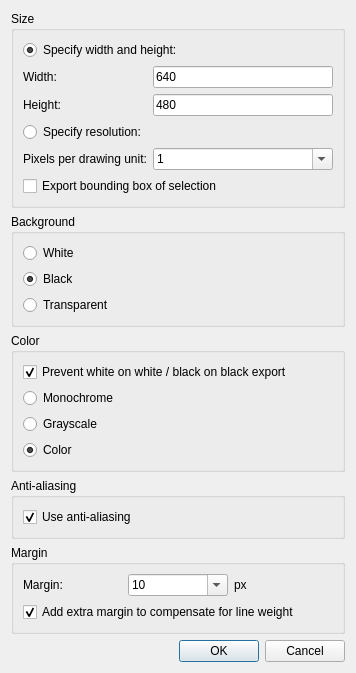
Qt form scripts/File/BitmapExport/BitmapExportDialog.ui (qcad/qcad) before a commit.
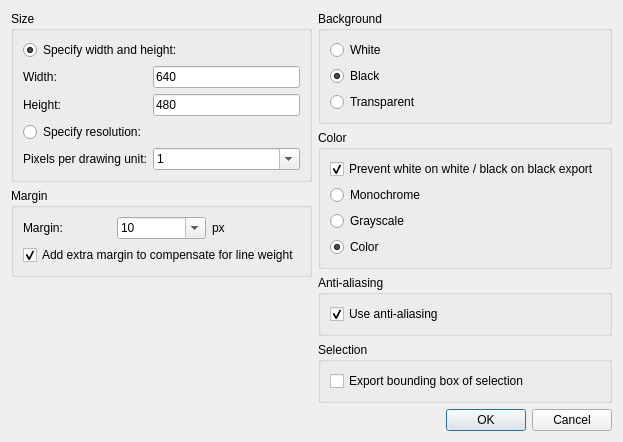
The same form after that commit. Custom widgets are drawn as their Qt base class.

Commit message: rearrange dialog

```diff
--- a/scripts/File/BitmapExport/BitmapExportDialog.ui
+++ b/scripts/File/BitmapExport/BitmapExportDialog.ui
@@ -6,8 +6,8 @@
    <rect>
     <x>0</x>
     <y>0</y>
-    <width>356</width>
-    <height>637</height>
+    <width>560</width>
+    <height>380</height>
    </rect>
   </property>
   <property name="windowTitle">
@@ -18,6 +18,10 @@
   </property>
   <layout class="QVBoxLayout" name="verticalLayout_3">
    <item>
+    <layout class="QHBoxLayout" name="columnsLayout">
+     <item>
+      <layout class="QVBoxLayout" name="leftColumnLayout">
+       <item>
     <widget class="QGroupBox" name="Size">
      <property name="title">
       <string>Size</string>
@@ -156,16 +160,118 @@
         </item>
        </widget>
       </item>
-      <item row="5" column="0" colspan="2">
-       <widget class="QCheckBox" name="Selection">
+         </layout>
+        </widget>
+       </item>
+       <item>
+        <widget class="QGroupBox" name="MarginGroup">
+         <property name="title">
+          <string>Margin</string>
+         </property>
+         <layout class="QVBoxLayout" name="verticalLayout_2">
+          <item>
+           <layout class="QHBoxLayout" name="horizontalLayout">
+            <item>
+             <widget class="QLabel" name="label_4">
         <property name="text">
-         <string>Export bounding box of selection</string>
+               <string>Margin:</string>
         </property>
        </widget>
       </item>
-     </layout>
-    </widget>
-   </item>
+            <item>
+             <widget class="QComboBox" name="Margin">
+              <property name="editable">
+               <bool>true</bool>
+              </property>
+              <property name="currentIndex">
+               <number>6</number>
+              </property>
+              <item>
+               <property name="text">
+                <string notr="true">0</string>
+               </property>
+              </item>
+              <item>
+               <property name="text">
+                <string notr="true">1</string>
+               </property>
+              </item>
+              <item>
+               <property name="text">
+                <string notr="true">2</string>
+               </property>
+              </item>
+              <item>
+               <property name="text">
+                <string notr="true">3</string>
+               </property>
+              </item>
+              <item>
+               <property name="text">
+                <string notr="true">4</string>
+               </property>
+              </item>
+              <item>
+               <property name="text">
+                <string notr="true">5</string>
+               </property>
+              </item>
+              <item>
+               <property name="text">
+                <string notr="true">10</string>
+               </property>
+              </item>
+              <item>
+               <property name="text">
+                <string notr="true">15</string>
+               </property>
+              </item>
+              <item>
+               <property name="text">
+                <string notr="true">20</string>
+               </property>
+              </item>
+             </widget>
+            </item>
+            <item>
+             <widget class="QLabel" name="label_5">
+              <property name="text">
+               <string>px</string>
+              </property>
+             </widget>
+            </item>
+           </layout>
+          </item>
+          <item>
+           <widget class="QCheckBox" name="WeightMargin">
+            <property name="text">
+             <string>Add extra margin to compensate for line weight</string>
+            </property>
+            <property name="checked">
+             <bool>true</bool>
+            </property>
+           </widget>
+          </item>
+         </layout>
+        </widget>
+       </item>
+       <item>
+        <spacer name="leftSpacer">
+         <property name="orientation">
+          <enum>Qt::Orientation::Vertical</enum>
+         </property>
+         <property name="sizeHint" stdset="0">
+          <size>
+           <width>20</width>
+           <height>0</height>
+          </size>
+         </property>
+        </spacer>
+       </item>
+      </layout>
+     </item>
+     <item>
+      <layout class="QVBoxLayout" name="rightColumnLayout">
    <item>
     <widget class="QGroupBox" name="Background">
      <property name="title">
@@ -207,7 +313,7 @@
      <property name="title">
       <string comment="Title of group box">Color</string>
      </property>
-     <layout class="QVBoxLayout" name="verticalLayout">
+         <layout class="QVBoxLayout" name="verticalLayout_4">
       <item>
        <widget class="QCheckBox" name="ColorCorrection">
         <property name="text">
@@ -253,7 +359,7 @@
      <property name="title">
       <string>Anti-aliasing</string>
      </property>
-     <layout class="QVBoxLayout" name="verticalLayout">
+         <layout class="QVBoxLayout" name="verticalLayout_5">
       <item>
        <widget class="QCheckBox" name="AntiAliasing">
         <property name="text">
@@ -268,109 +374,37 @@
     </widget>
    </item>
    <item>
-    <widget class="QGroupBox" name="MarginGroup">
+        <widget class="QGroupBox" name="SelectionGroup">
      <property name="title">
-      <string>Margin</string>
-     </property>
-     <layout class="QVBoxLayout" name="verticalLayout_2">
+          <string>Selection</string>
+         </property>
+         <layout class="QVBoxLayout" name="verticalLayout_6">
       <item>
-       <layout class="QHBoxLayout" name="horizontalLayout">
-        <item>
-         <widget class="QLabel" name="label_4">
+           <widget class="QCheckBox" name="Selection">
           <property name="text">
-           <string>Margin:</string>
+             <string>Export bounding box of selection</string>
           </property>
          </widget>
         </item>
-        <item>
-         <widget class="QComboBox" name="Margin">
-          <property name="editable">
-           <bool>true</bool>
-          </property>
-          <property name="currentIndex">
-           <number>6</number>
-          </property>
-          <item>
-           <property name="text">
-            <string notr="true">0</string>
-           </property>
-          </item>
-          <item>
-           <property name="text">
-            <string notr="true">1</string>
-           </property>
-          </item>
-          <item>
-           <property name="text">
-            <string notr="true">2</string>
-           </property>
-          </item>
-          <item>
-           <property name="text">
-            <string notr="true">3</string>
-           </property>
-          </item>
-          <item>
-           <property name="text">
-            <string notr="true">4</string>
-           </property>
-          </item>
-          <item>
-           <property name="text">
-            <string notr="true">5</string>
-           </property>
-          </item>
-          <item>
-           <property name="text">
-            <string notr="true">10</string>
-           </property>
-          </item>
-          <item>
-           <property name="text">
-            <string notr="true">15</string>
-           </property>
-          </item>
-          <item>
-           <property name="text">
-            <string notr="true">20</string>
-           </property>
-          </item>
-         </widget>
-        </item>
-        <item>
-         <widget class="QLabel" name="label_5">
-          <property name="text">
-           <string>px</string>
-          </property>
-         </widget>
-        </item>
-       </layout>
-      </item>
-      <item>
-       <widget class="QCheckBox" name="WeightMargin">
-        <property name="text">
-         <string>Add extra margin to compensate for line weight</string>
-        </property>
-        <property name="checked">
-         <bool>true</bool>
-        </property>
-       </widget>
-      </item>
-     </layout>
-    </widget>
-   </item>
+         </layout>
+        </widget>
+       </item>
    <item>
-    <spacer name="verticalSpacer">
+        <spacer name="rightSpacer">
      <property name="orientation">
       <enum>Qt::Orientation::Vertical</enum>
      </property>
      <property name="sizeHint" stdset="0">
       <size>
        <width>20</width>
-       <height>40</height>
+           <height>0</height>
       </size>
      </property>
     </spacer>
+       </item>
+      </layout>
+     </item>
+    </layout>
    </item>
    <item>
     <widget class="QDialogButtonBox" name="buttonBox">
```
Lines whose indentation alone changed are shown as unchanged.
